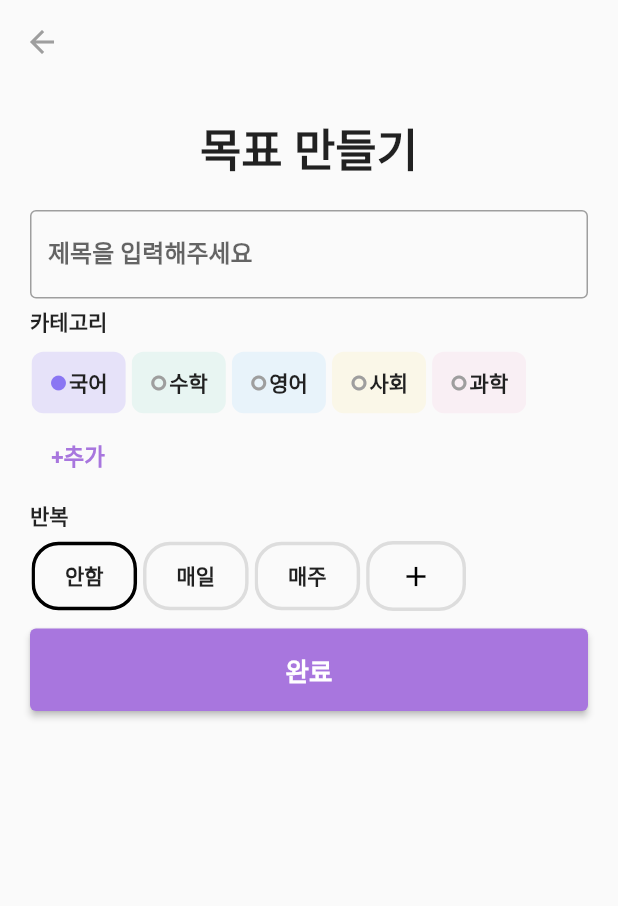
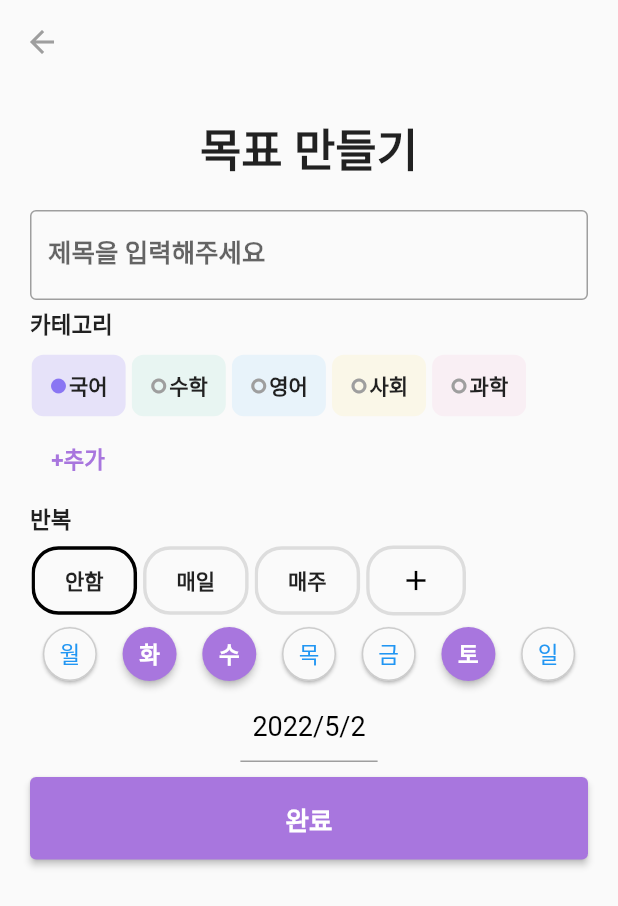
Before and after one commit to JasonKK/BOM-frontend, a Flutter app: the AddPlan screen opened directly, on a phone screen of 412 x 824 dp. Shown: the top 906 px of the screen. Run offline on Flutter 3.47's test engine with Material 2 defaults, Android fonts, the phone set to English and light mode, and no system bars; drawn by our look-alikes of weekday_selector; our stand-ins replace flutter_colorpicker, flutter_hooks, flutter_riverpod, flutter_slidable, google_fonts, hooks_riverpod and 1 more; network calls fail.

Commit message:
Add PickingWeek & ShowDate & Catch Error About Date

```diff
--- a/lib/view/add_view.dart
+++ b/lib/view/add_view.dart
@@ -1,9 +1,11 @@
 import 'package:bom_front/model/todo.dart';
 import 'package:bom_front/view/category_view.dart';
+import 'package:bom_front/view/components/show_date_picker.dart';
 import 'package:flutter/material.dart';
 import 'package:flutter_riverpod/flutter_riverpod.dart';
 import '../provider/todo_provider.dart';
 import 'components/category_selection_widget.dart';
+import 'components/day_of_the_week_selection_widget.dart';
 import 'components/repetition_selection_widget.dart';
 
 class AddPlan extends ConsumerStatefulWidget {
@@ -127,6 +129,9 @@ class _AddPlanState extends ConsumerState<AddPlan> {
                       ),
                     ),
                     BomRepetition(data: widget.data),
+                    WeekDaySelection(),
+                    ShowDate(),
+
                     const SizedBox(height: 10),
                     widget.type == true
                     //-------------------------------------------------------------------------------수정하기---------------------------------------------------------------------
--- /dev/null
+++ b/lib/view/components/day_of_the_week_selection_widget.dart
@@ -0,0 +1,52 @@
+import 'package:flutter/material.dart';
+import 'package:weekday_selector/weekday_selector.dart'; // 기본 내장
+
+class WeekDaySelection extends StatefulWidget {
+  @override
+  _WeekDaySelectionState createState() =>
+      _WeekDaySelectionState();
+}
+
+class _WeekDaySelectionState extends State<WeekDaySelection> {
+  final values = <bool?>[false, false, true, true, false, false, true]; // 일 월 화 수 목 금 토
+
+  @override
+  Widget build(BuildContext context) {
+    return Column(
+      mainAxisSize: MainAxisSize.min,
+      children: <Widget>[
+        WeekdaySelector(
+          shortWeekdays: ['일', '월', '화','수','목','금','토'],
+          selectedColor: Colors.white,
+          selectedFillColor: Color(0xffA876DE),
+          shape: CircleBorder(
+            side: BorderSide(color: Colors.grey.withOpacity(0.5)),
+
+          ),
+          onChanged: (v) {
+            setState(() {
+              values[v % 7] = !values[v % 7]!;
+            });
+            printIntAsDay(v);
+          },
+          values: values,
+        ),
+      ],
+    );
+  }
+  printIntAsDay(int day) {
+    print('Received integer: $day. Corresponds to day: ${intDayToEnglish(day)}. selection status : ${values[day]}');
+  }
+
+  String intDayToEnglish(int day) {
+    if (day % 7 == DateTime.monday % 7) return 'Monday';
+    if (day % 7 == DateTime.tuesday % 7) return 'Tueday';
+    if (day % 7 == DateTime.wednesday % 7) return 'Wednesday';
+    if (day % 7 == DateTime.thursday % 7) return 'Thursday';
+    if (day % 7 == DateTime.friday % 7) return 'Friday';
+    if (day % 7 == DateTime.saturday % 7) return 'Saturday';
+    if (day % 7 == DateTime.sunday % 7) return 'Sunday';
+    throw 'ERROR!: $day';
+  }
+
+}
--- /dev/null
+++ b/lib/view/components/show_date_picker.dart
@@ -0,0 +1,65 @@
+import 'package:flutter/material.dart';
+
+class ShowDate extends StatefulWidget {
+  const ShowDate({Key? key}) : super(key: key);
+
+  @override
+  State<ShowDate> createState() => _ShowDateState();
+}
+
+class _ShowDateState extends State<ShowDate> {
+  DateTime? date;
+  final today = DateTime.now().add(const Duration(hours: 9));
+
+  String getText() {
+    if (date == null) {
+      return '${'${today.year}/${today.month}/${today.day}'}';
+    } else {
+      return '${'${date!.year}/${date!.month}/${date!.day}'}';
+    }
+  }
+
+  @override
+  Widget build(BuildContext context) {
+    return DecoratedBox(
+              child: TextButton(
+                child: Text(getText(), style: TextStyle(color: Colors.black, fontSize: 18.0, fontWeight: FontWeight.w400)),
+                onPressed: () => pickDate(context),
+              ),
+              decoration: BoxDecoration(
+                border: Border(
+                  bottom: BorderSide(color: Colors.grey),
+                ),
+              ));
+  }
+
+  Future pickDate(BuildContext context) async {
+    final initialDate = DateTime.now().add(const Duration(hours: 9));
+    final newDate = await showDatePicker(
+      locale: Locale('ko', 'KR'),
+        initialEntryMode: DatePickerEntryMode.calendarOnly,
+        context: context,
+        helpText: '',
+        initialDate: initialDate,
+        // date ?? initialDate,
+        firstDate: DateTime(initialDate.year - 5),
+        lastDate: DateTime(initialDate.year + 5),
+        builder: (context, child) => Theme(
+          data: ThemeData().copyWith(
+            colorScheme: ColorScheme.light(
+              primary: Color(0xffA876DE),
+              onPrimary: Colors.white,
+              surface: Color(0xffA876DE),
+              onSurface: Colors.black,
+            ),
+            dialogTheme: DialogTheme(),
+          ),
+          child: child!,
+        ));
+    if (newDate == null) return; // 취소 버튼 클릭
+
+    setState(() {
+      date = newDate;
+    });
+  }
+}
--- a/lib/view/home_detail_view.dart
+++ b/lib/view/home_detail_view.dart
@@ -1,7 +1,6 @@
 import 'package:flutter/material.dart';
 import 'package:flutter_riverpod/flutter_riverpod.dart';
 import 'package:flutter_slidable/flutter_slidable.dart';
-import 'package:intl/intl.dart';
 import 'package:table_calendar/table_calendar.dart';
 import '../provider/todo_provider.dart';
 import '../utils.dart';
@@ -9,8 +8,6 @@ import 'add_view.dart';
 import 'components/appbar.dart';
 import 'components/bottom_navigation.dart';
 import 'components/calendar.dart';
-import 'package:flutter_speed_dial/flutter_speed_dial.dart';
-
 import 'components/plan_item_widget.dart';
 
 class HomeDetailScreen extends ConsumerStatefulWidget {
--- a/pubspec.yaml
+++ b/pubspec.yaml
@@ -27,6 +27,8 @@ environment:
 dependencies:
   flutter:
     sdk: flutter
+  flutter_localizations: # Add this line
+    sdk: flutter         # Add this line
   http: ^0.13.4
   flutter_riverpod: ^2.0.0-dev.0
   hooks_riverpod: ^2.0.0-dev.0
@@ -37,6 +39,7 @@ dependencies:
   google_fonts: ^2.3.1
   flutter_speed_dial: ^5.1.0
   flutter_slidable: ^1.2.0
+  weekday_selector: ^1.1.0
 
   # The following adds the Cupertino Icons font to your application.
   # Use with the CupertinoIcons class for iOS style icons.
```
Also changed, not shown: lib/main.dart (+11 -4 lines), pubspec.lock, 1 other file.
